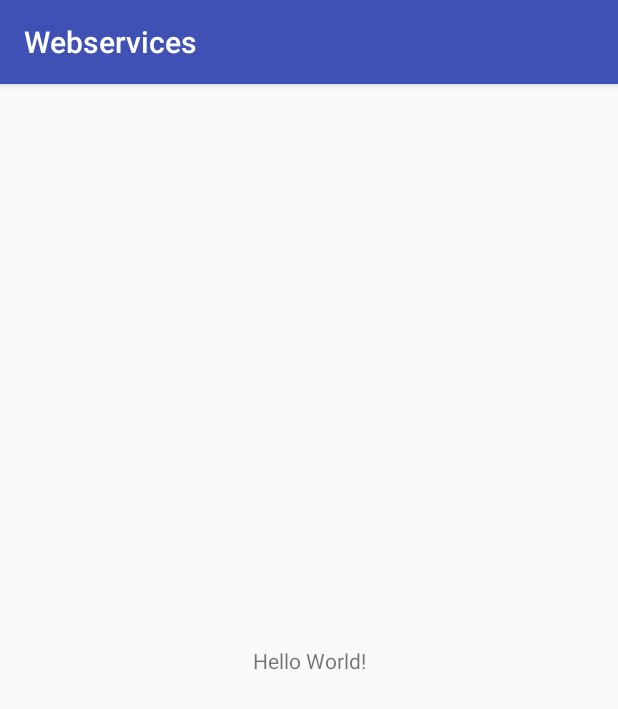
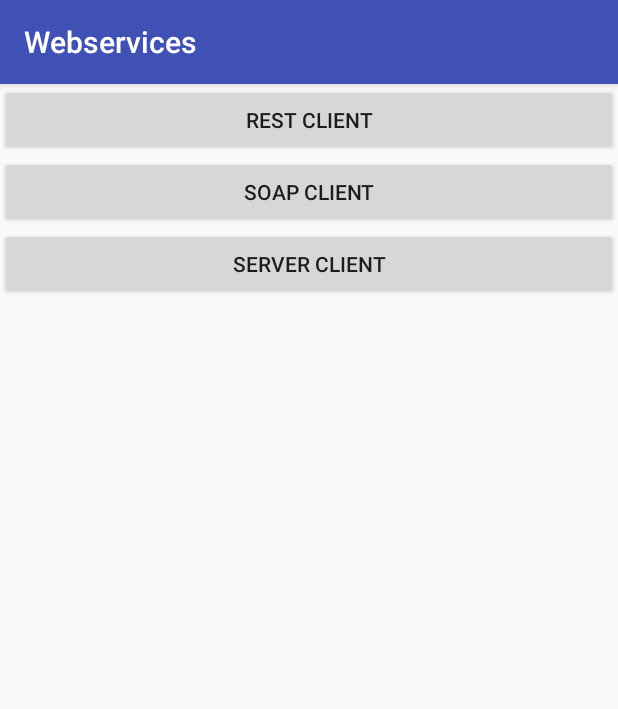
Before and after one commit to Xemno/Project_4, an Android app: the screen it shows after launch (MainActivity), on a phone screen of 412 x 824 dp. Shown: the top 709 px of the screen. Run offline under Robolectric (Android 15) with nearby library versions, the phone set to English and light mode, and no system bars.

Commit message:
Commit - Anja

```diff
--- a/app/src/main/res/layout/activity_main.xml
+++ b/app/src/main/res/layout/activity_main.xml
@@ -1,18 +1,35 @@
 <?xml version="1.0" encoding="utf-8"?>
-<android.support.constraint.ConstraintLayout xmlns:android="http://schemas.android.com/apk/res/android"
+<LinearLayout xmlns:android="http://schemas.android.com/apk/res/android"
     xmlns:app="http://schemas.android.com/apk/res-auto"
+
     xmlns:tools="http://schemas.android.com/tools"
     android:layout_width="match_parent"
     android:layout_height="match_parent"
+    android:orientation="vertical"
+    android:id="@+id/activity_main"
     tools:context="ch.ethz.inf.vs.a2.ankoller.webservices.MainActivity">
 
-    <TextView
-        android:layout_width="wrap_content"
+
+
+    <Button
+        android:layout_width="match_parent"
         android:layout_height="wrap_content"
-        android:text="Hello World!"
-        app:layout_constraintBottom_toBottomOf="parent"
-        app:layout_constraintLeft_toLeftOf="parent"
-        app:layout_constraintRight_toRightOf="parent"
-        app:layout_constraintTop_toTopOf="parent" />
-
-</android.support.constraint.ConstraintLayout>
+        android:id="@+id/btn_rest"
+        android:text="REST CLIENT"
+        android:onClick="onButtonClick"
+        />
+    <Button
+        android:layout_width="match_parent"
+        android:layout_height="wrap_content"
+        android:id="@+id/btn_soap"
+        android:text="SOAP CLIENT"
+        android:onClick="onButtonClick"
+        />
+    <Button
+        android:layout_width="match_parent"
+        android:layout_height="wrap_content"
+        android:id="@+id/btn_server"
+        android:text="SERVER CLIENT"
+        android:onClick="onButtonClick"
+        />
+</LinearLayout>
```
Also changed, not shown: app/src/main/java/ch/ethz/inf/vs/a2/ankoller/webservices/MainActivity.java (+19 -0 lines), app/src/main/java/ch/ethz/inf/vs/a2/ankoller/webservices/RestActivity.java (added, +8 -0 lines), app/src/main/java/ch/ethz/inf/vs/a2/ankoller/webservices/ServerActivity.java (added, +8 -0 lines), app/src/main/java/ch/ethz/inf/vs/a2/ankoller/webservices/SoapActivity.java (added, +8 -0 lines), app/src/main/java/ch/ethz/inf/vs/a2/ankoller/webservices/res/HttpRawRequestImpl.java (added, +16 -0 lines).
